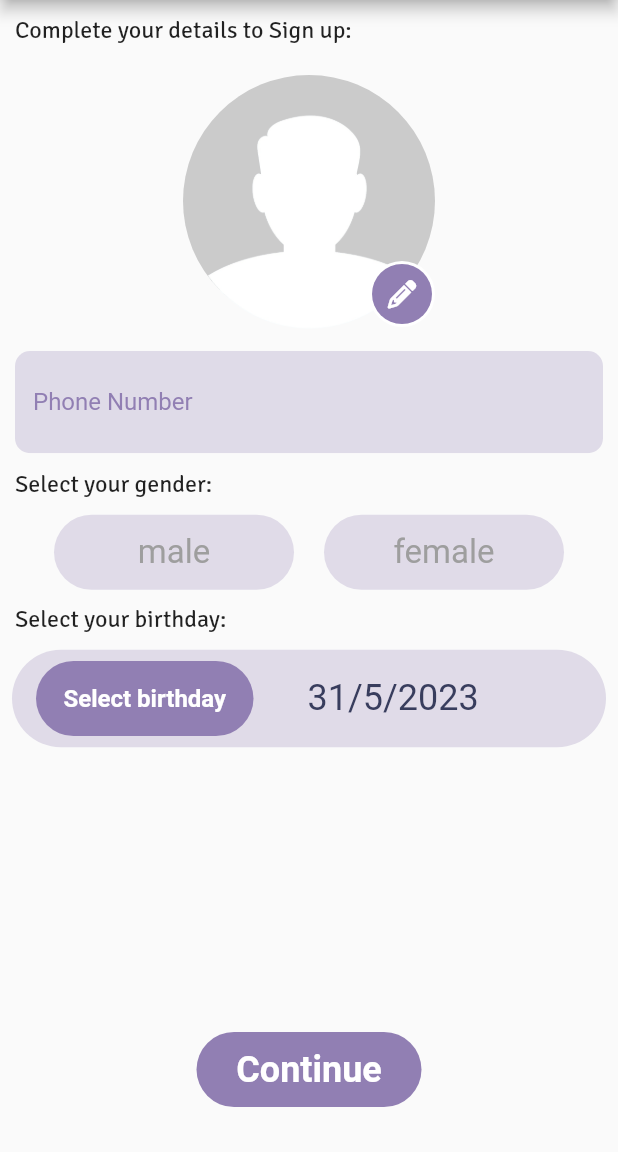
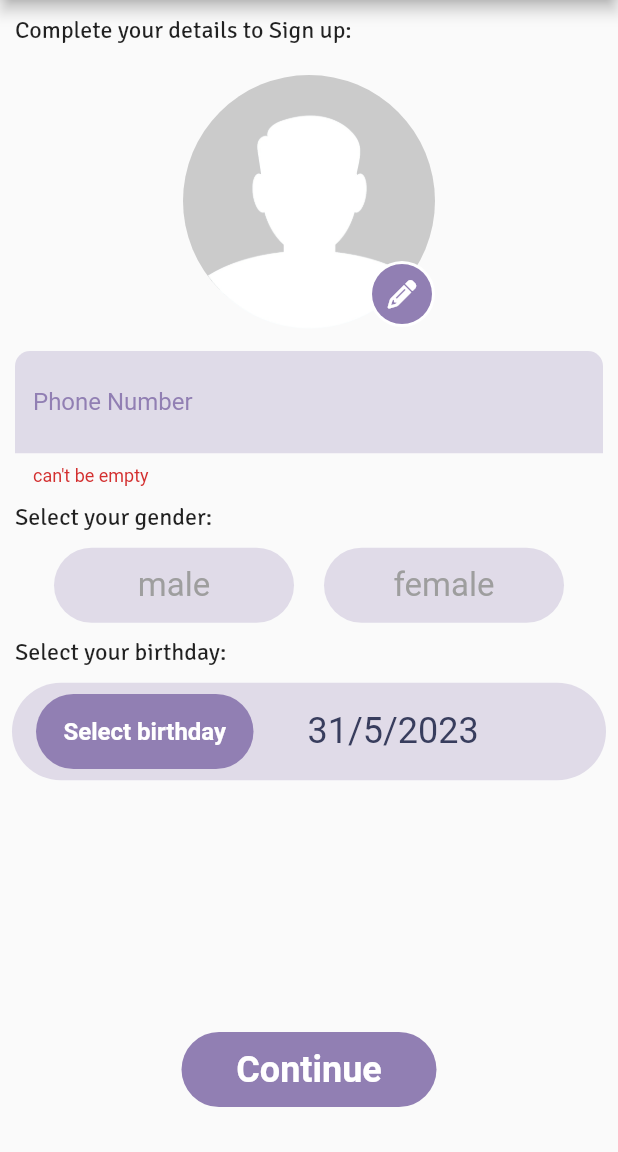
Before and after one commit to MazenJadaan/SocialMaster2, a Flutter app: the SignupDetails screen opened directly, after a tap on "Continue", on a phone screen of 412 x 824 dp, the part 84-1236 px from its top. Run offline on Flutter 3.47's test engine with Material 2 defaults, Android fonts, the phone set to English and light mode, and no system bars; our stand-ins replace font_awesome_flutter, google_sign_in, image_picker, smooth_page_indicator.

Commit message:
mohamad commit

```diff
--- a/lib/main.dart
+++ b/lib/main.dart
@@ -28,11 +28,12 @@ class MyApp extends StatelessWidget {
       theme: ThemeData(
         appBarTheme: AppBarTheme(color:AppTheme.colors.purple ),
         primaryColor: AppTheme.colors.purple,
+          primarySwatch: Colors.purple,
 
           // primarySwatch: Colors.purple,
           ),
 
-      home: SignupDetails(),
+      home: const WelcomePage (),
 
 
     );
--- a/lib/modules/auth/signup.dart
+++ b/lib/modules/auth/signup.dart
@@ -37,6 +37,7 @@ class Signup extends StatelessWidget {
         child: ChangeNotifierProvider(
           create: (context) => ObscureModel(),
           child: Form(
+            autovalidateMode: AutovalidateMode.always,
             key: formKey,
             child: SingleChildScrollView(
               child: Column(
--- a/lib/modules/auth/signup_details.dart
+++ b/lib/modules/auth/signup_details.dart
@@ -1,3 +1,4 @@
+
 import 'dart:io';
 
 import 'package:flutter/material.dart';
@@ -10,6 +11,7 @@ import 'package:social_master/models/validate.dart';
 
 import '../../shared/components/components.dart';
 import '../../shared/styles/colors.dart';
+import '../app/home.dart';
 
 class SignupDetails extends StatefulWidget {
   const SignupDetails({Key? key}) : super(key: key);
@@ -20,7 +22,9 @@ class SignupDetails extends StatefulWidget {
 
 class _SignupDetailsState extends State<SignupDetails> {
   final _phoneNumberController = TextEditingController();
+  DateTime date = DateTime.now();
   File? image;
+  bool? test;
   final ImagePicker picker = ImagePicker();
 
   Future uploadImage() async {
@@ -36,10 +40,10 @@ class _SignupDetailsState extends State<SignupDetails> {
     }
   }
 
-  DateTime date = DateTime.now();
-
   @override
   Widget build(BuildContext context) {
+    var formKey = GlobalKey<FormState>();
+
     return Scaffold(
       resizeToAvoidBottomInset: false,
       appBar: AppBar(
@@ -51,6 +55,8 @@ class _SignupDetailsState extends State<SignupDetails> {
         ),
       ),
       body: Form(
+        autovalidateMode: AutovalidateMode.always,
+        key: formKey,
         child: Column(
           children: [
             const SizedBox(
@@ -121,7 +127,10 @@ class _SignupDetailsState extends State<SignupDetails> {
               ],
             ),
             const SizedBox(height: 10),
+
+
                   MyTextFormField(
+
                       suffixOnPressed: () {},
                       prefixIcon: Icon(
                         Icons.phone,
@@ -131,7 +140,12 @@ class _SignupDetailsState extends State<SignupDetails> {
                       validate: Validate.emptyValidate,
                       label: "Phone Number",
                       inputType: TextInputType.number),
-            const SizedBox(height: 5,),
+
+
+
+            const SizedBox(
+              height: 5,
+            ),
             Row(
               children: const [
                 SizedBox(
@@ -206,30 +220,31 @@ class _SignupDetailsState extends State<SignupDetails> {
                 ),
               ),
             ),
-        const SizedBox(height: 10,),
-        Row(
-          children: const [
+            const SizedBox(
+              height: 10,
+            ),
+            Row(children: const [
               SizedBox(
                 width: 10,
               ),
               Text(
                 "Select your birthday:",
                 style: TextStyle(fontFamily: 'SignikaNegative', fontSize: 16),
-            ),]),
-            const SizedBox(height: 10,),
-
+              ),
+            ]),
+            const SizedBox(
+              height: 10,
+            ),
             Padding(
               padding: const EdgeInsets.symmetric(horizontal: 8.0),
               child: Container(
-                decoration:  BoxDecoration(
+                decoration: BoxDecoration(
                   borderRadius: BorderRadius.circular(100),
                   color: AppTheme.colors.opacityPurple,
                 ),
                 height: 65,
                 child: Row(
-
                   children: [
-
                     MyMaterialButton(
                         text: 'Select birthday',
                         height: 50,
@@ -239,18 +254,20 @@ class _SignupDetailsState extends State<SignupDetails> {
                           DateTime? newDate = await showDatePicker(
                             context: context,
                             initialDate: DateTime(2001, 7, 30),
-                            firstDate: DateTime(1930),
-                            lastDate: DateTime(date.year + 1),
+                            firstDate: DateTime(1950),
+                            lastDate: DateTime(2005),
                           );
                           if (newDate == null) return;
                           date = newDate;
                           setState(() {});
                         }),
-                    const SizedBox(width: 20,),
+                    const SizedBox(
+                      width: 20,
+                    ),
                     Text(
                       '${date.day}/${date.month}/${date.year}',
-                      style:  TextStyle(fontSize: 24,
-                      color: AppTheme.colors.darkPurple),
+                      style: TextStyle(
+                          fontSize: 24, color: AppTheme.colors.darkPurple),
                     ),
                   ],
                 ),
@@ -258,12 +275,20 @@ class _SignupDetailsState extends State<SignupDetails> {
             ),
             const Spacer(),
             MyMaterialButton(
-                width: 150,
+                width: 170,
                 height: 50,
-
-                text: "Continue", onPressed: (){}),
-
-            const SizedBox(height: 30,),
+                text: "Continue",
+                onPressed: () {
+                  if (formKey.currentState!.validate()) {
+                    Navigator.of(context)
+                        .push(MaterialPageRoute(builder: (context) {
+                      return const Home();
+                    }));
+                  }
+                }),
+            const SizedBox(
+              height: 30,
+            ),
           ],
         ),
       ),
--- a/lib/shared/components/components.dart
+++ b/lib/shared/components/components.dart
@@ -23,6 +23,7 @@ Widget MyTextFormField({
           clipBehavior: Clip.antiAliasWithSaveLayer,
           child: TextFormField(
 
+            textAlignVertical: TextAlignVertical.top,
             controller: controller,
             obscureText: obscureText,
             keyboardType: inputType,
```
Also changed, not shown: lib/modules/app/home.dart (+10 -0 lines). Lines whose indentation alone changed are shown as unchanged.
